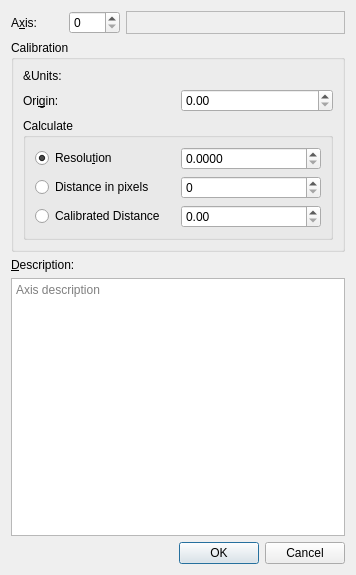
Above: src/scipyen/gui/axescalibrationdialog2.ui from ctigaret/scipyen before the change. Below: the same form after it.
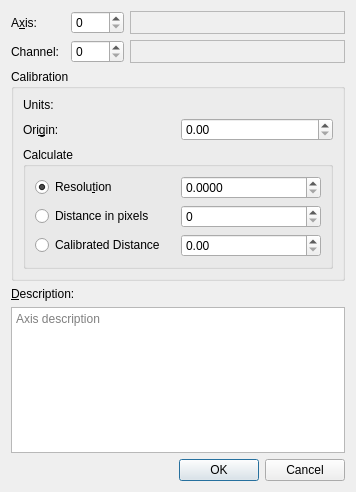
That is the form after the change. Custom widgets are drawn as their Qt base class.

Patch:
```diff
--- a/src/scipyen/gui/axescalibrationdialog2.ui
+++ b/src/scipyen/gui/axescalibrationdialog2.ui
@@ -10,7 +10,7 @@
     <x>0</x>
     <y>0</y>
     <width>356</width>
-    <height>575</height>
+    <height>492</height>
    </rect>
   </property>
   <property name="windowTitle">
@@ -21,15 +21,21 @@
   </property>
   <layout class="QGridLayout" name="gridLayout_3">
    <item row="0" column="0">
-    <layout class="QHBoxLayout" name="horizontalLayout_2">
+    <layout class="QHBoxLayout" name="horizontalLayout">
      <item>
       <widget class="QLabel" name="label">
        <property name="sizePolicy">
-        <sizepolicy hsizetype="Minimum" vsizetype="Minimum">
-         <horstretch>0</horstretch>
+        <sizepolicy hsizetype="Minimum" vsizetype="Preferred">
+         <horstretch>1</horstretch>
          <verstretch>0</verstretch>
         </sizepolicy>
        </property>
+       <property name="minimumSize">
+        <size>
+         <width>20</width>
+         <height>0</height>
+        </size>
+       </property>
        <property name="text">
         <string>A&amp;xis:</string>
        </property>
@@ -40,6 +46,18 @@
      </item>
      <item>
       <widget class="QSpinBox" name="axisIndexSpinBox">
+       <property name="sizePolicy">
+        <sizepolicy hsizetype="MinimumExpanding" vsizetype="Fixed">
+         <horstretch>1</horstretch>
+         <verstretch>0</verstretch>
+        </sizepolicy>
+       </property>
+       <property name="minimumSize">
+        <size>
+         <width>20</width>
+         <height>0</height>
+        </size>
+       </property>
        <property name="toolTip">
         <string>Select axis index</string>
        </property>
@@ -51,13 +69,11 @@
        </property>
       </widget>
      </item>
-    </layout>
-   </item>
-   <item row="0" column="1">
+     <item>
     <widget class="QLabel" name="axisInfoLabel">
      <property name="sizePolicy">
       <sizepolicy hsizetype="Expanding" vsizetype="Preferred">
-       <horstretch>2</horstretch>
+         <horstretch>4</horstretch>
        <verstretch>0</verstretch>
       </sizepolicy>
      </property>
@@ -68,7 +84,7 @@
       <enum>QFrame::StyledPanel</enum>
      </property>
      <property name="frameShadow">
-      <enum>QFrame::Plain</enum>
+        <enum>QFrame::Sunken</enum>
      </property>
      <property name="midLineWidth">
       <number>1</number>
@@ -85,9 +101,72 @@
      <property name="textInteractionFlags">
       <set>Qt::TextSelectableByKeyboard|Qt::TextSelectableByMouse</set>
      </property>
-    </widget>
-   </item>
-   <item row="1" column="0" colspan="2">
+       <property name="buddy">
+        <cstring>axisIndexSpinBox</cstring>
+       </property>
+      </widget>
+     </item>
+    </layout>
+   </item>
+   <item row="1" column="0">
+    <layout class="QHBoxLayout" name="horizontalLayout_2">
+     <item>
+      <widget class="QLabel" name="label_3">
+       <property name="sizePolicy">
+        <sizepolicy hsizetype="Minimum" vsizetype="Preferred">
+         <horstretch>1</horstretch>
+         <verstretch>0</verstretch>
+        </sizepolicy>
+       </property>
+       <property name="text">
+        <string>Channel:</string>
+       </property>
+       <property name="buddy">
+        <cstring>channelIndexSpinBox</cstring>
+       </property>
+      </widget>
+     </item>
+     <item>
+      <widget class="QSpinBox" name="channelIndexSpinBox">
+       <property name="sizePolicy">
+        <sizepolicy hsizetype="MinimumExpanding" vsizetype="Fixed">
+         <horstretch>1</horstretch>
+         <verstretch>0</verstretch>
+        </sizepolicy>
+       </property>
+       <property name="minimumSize">
+        <size>
+         <width>20</width>
+         <height>0</height>
+        </size>
+       </property>
+      </widget>
+     </item>
+     <item>
+      <widget class="QLabel" name="channelInfoLabel">
+       <property name="sizePolicy">
+        <sizepolicy hsizetype="Expanding" vsizetype="Preferred">
+         <horstretch>4</horstretch>
+         <verstretch>0</verstretch>
+        </sizepolicy>
+       </property>
+       <property name="frameShape">
+        <enum>QFrame::StyledPanel</enum>
+       </property>
+       <property name="frameShadow">
+        <enum>QFrame::Sunken</enum>
+       </property>
+       <property name="text">
+        <string/>
+       </property>
+       <property name="buddy">
+        <cstring>channelIndexSpinBox</cstring>
+       </property>
+      </widget>
+     </item>
+    </layout>
+   </item>
+   <item row="2" column="0">
     <widget class="QGroupBox" name="calibrationGroupBox">
      <property name="sizePolicy">
       <sizepolicy hsizetype="Expanding" vsizetype="Preferred">
@@ -114,7 +193,7 @@
          <string>Select a physical unit</string>
         </property>
         <property name="text">
-         <string>&amp;Units:</string>
+         <string>Units:</string>
         </property>
        </widget>
       </item>
@@ -275,7 +354,7 @@
      </layout>
     </widget>
    </item>
-   <item row="2" column="0">
+   <item row="3" column="0">
     <widget class="QLabel" name="label_4">
      <property name="text">
       <string>&amp;Description:</string>
@@ -285,7 +364,7 @@
      </property>
     </widget>
    </item>
-   <item row="3" column="0" colspan="2">
+   <item row="4" column="0">
     <widget class="QPlainTextEdit" name="axisDescriptionEdit">
      <property name="sizePolicy">
       <sizepolicy hsizetype="Expanding" vsizetype="Preferred">
@@ -301,7 +380,7 @@
      </property>
     </widget>
    </item>
-   <item row="4" column="0" colspan="2">
+   <item row="5" column="0">
     <widget class="QDialogButtonBox" name="buttonBox">
      <property name="orientation">
       <enum>Qt::Horizontal</enum>
```
Lines whose indentation alone changed are shown as unchanged.
